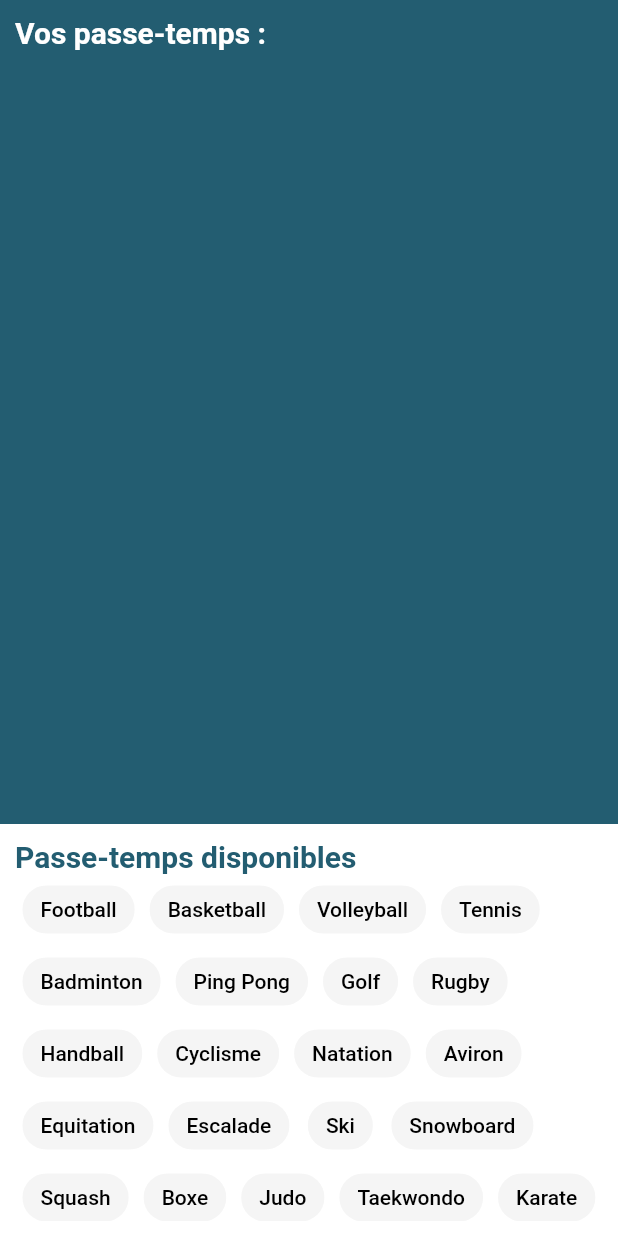
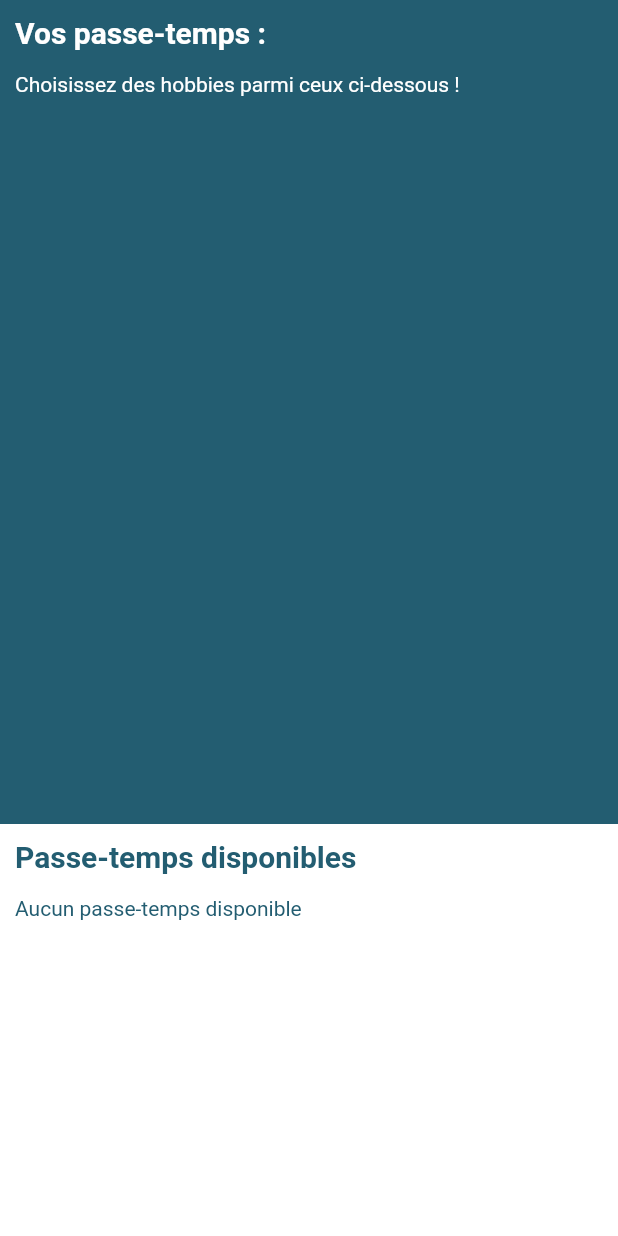
Before and after one commit to williamquach/choose_my_hobbies, a Flutter app: the screen it shows after launch, on a phone screen of 412 x 824 dp. Run offline on Flutter 3.47's test engine with Material 2 defaults, Android fonts, the phone set to English and light mode, and no system bars.

Commit message:
feat(hobbies): handle no hobbies and none selected cases

```diff
--- a/lib/footer.dart
+++ b/lib/footer.dart
@@ -2,12 +2,11 @@ import 'package:choose_my_hobbies/choice_item.dart';
 import 'package:flutter/material.dart';
 
 class Footer extends StatelessWidget {
-  List<String> availableHobbies;
   List<ChoiceItem> selectedHobbies = [];
 
   Footer({
     Key? key,
-    required this.availableHobbies,
+    required List<String> availableHobbies,
     required void Function(String chip) addToHobbies,
     required void Function(String chip) removeFromHobbies,
   }) : super(key: key) {
@@ -32,7 +31,9 @@ class Footer extends StatelessWidget {
           mainAxisAlignment: MainAxisAlignment.start,
           crossAxisAlignment: CrossAxisAlignment.start,
           children: [
-            const Text(
+            const Padding(
+              padding: EdgeInsets.only(bottom: 15.0),
+              child: Text(
                 'Passe-temps disponibles',
                 textAlign: TextAlign.start,
                 textDirection: TextDirection.ltr,
@@ -40,6 +41,7 @@ class Footer extends StatelessWidget {
                   color: Color.fromRGBO(35, 93, 113, 1),
                   fontSize: 20,
                   fontWeight: FontWeight.bold,
+                ),
               ),
             ),
             Expanded(
@@ -50,7 +52,19 @@ class Footer extends StatelessWidget {
                   child: Wrap(
                     runAlignment: WrapAlignment.start,
                     crossAxisAlignment: WrapCrossAlignment.start,
-                      children: selectedHobbies),
+                    children: selectedHobbies.isNotEmpty
+                        ? selectedHobbies
+                        : [
+                            const Text(
+                              'Aucun passe-temps disponible',
+                              textAlign: TextAlign.start,
+                              textDirection: TextDirection.ltr,
+                              style: TextStyle(
+                                color: Color.fromRGBO(35, 93, 113, 1),
+                              ),
+                            ),
+                          ],
+                  ),
                 ),
               ),
             )
--- a/lib/header.dart
+++ b/lib/header.dart
@@ -3,8 +3,19 @@ import 'package:flutter/material.dart';
 
 class Header extends StatelessWidget {
   final List<String> myHobbies;
+  List<ChoiceItem> selectedHobbies = [];
 
-  const Header({Key? key, required this.myHobbies}) : super(key: key);
+  Header({
+    Key? key,
+    required this.myHobbies,
+  }) : super(key: key) {
+    selectedHobbies = myHobbies
+        .map((e) => ChoiceItem(
+              label: e,
+              isClickable: false,
+            ))
+        .toList();
+  }
 
   @override
   Widget build(BuildContext context) {
@@ -12,12 +23,14 @@ class Header extends StatelessWidget {
       width: double.infinity,
       color: const Color.fromRGBO(35, 93, 113, 1),
       child: Padding(
-        padding: const EdgeInsets.all(10.0),
+        padding: const EdgeInsets.only(top: 10.0, left: 10.0, right: 10.0),
         child: Column(
           mainAxisAlignment: MainAxisAlignment.start,
           crossAxisAlignment: CrossAxisAlignment.start,
           children: [
-            const Text(
+            const Padding(
+              padding: EdgeInsets.only(bottom: 15.0),
+              child: Text(
                 'Vos passe-temps :',
                 textAlign: TextAlign.start,
                 textDirection: TextDirection.ltr,
@@ -25,6 +38,7 @@ class Header extends StatelessWidget {
                   color: Colors.white,
                   fontSize: 20,
                   fontWeight: FontWeight.bold,
+                ),
               ),
             ),
             Expanded(
@@ -35,12 +49,18 @@ class Header extends StatelessWidget {
                   child: Wrap(
                     runAlignment: WrapAlignment.start,
                     crossAxisAlignment: WrapCrossAlignment.start,
-                    children: myHobbies
-                        .map((e) => ChoiceItem(
-                              label: e,
-                              isClickable: false,
-                            ))
-                        .toList(),
+                    children: selectedHobbies.isNotEmpty
+                        ? selectedHobbies
+                        : [
+                            const Text(
+                              'Choisissez des hobbies parmi ceux ci-dessous !',
+                              textAlign: TextAlign.start,
+                              textDirection: TextDirection.ltr,
+                              style: TextStyle(
+                                color: Colors.white,
+                              ),
+                            ),
+                          ],
                   ),
                 ),
               ),
--- a/lib/main.dart
+++ b/lib/main.dart
@@ -25,93 +25,93 @@ class MyHomePage extends StatefulWidget {
   MyHomePage({Key? key}) : super(key: key);
 
   final List<String> availableHobbies = [
-    'Football',
-    'Basketball',
-    'Volleyball',
-    'Tennis',
-    'Badminton',
-    'Ping Pong',
-    'Golf',
-    'Rugby',
-    'Handball',
-    'Cyclisme',
-    'Natation',
-    'Aviron',
-    'Equitation',
-    'Escalade',
-    'Ski',
-    'Snowboard',
-    'Squash',
-    'Boxe',
-    'Judo',
-    'Taekwondo',
-    'Karate',
-    'Aikido',
-    'Yoga',
-    'Pilates',
-    'Danse',
-    'Cinéma',
-    'Théâtre',
-    'Musique',
-    'Lecture',
-    'Cuisine',
-    'Peinture',
-    'Photographie',
-    'Couture',
-    'Tricot',
-    'Bricolage',
-    'Jardinage',
-    'Décoration',
-    'Voyage',
-    'Camping',
-    'Pêche',
-    'Chasse',
-    'Poker',
-    'Billard',
-    'Jeux de société',
-    'Jeux vidéo',
-    'Informatique',
-    'Programmation',
-    'Robotique',
-    'Astronomie',
-    'Bricolage',
-    'Jardinage',
-    'Décoration',
-    'Voyage',
-    'Camping',
-    'Pêche',
-    'Chasse',
-    'Poker',
-    'Billard',
-    'Jeux de société',
-    'Jeux vidéo',
-    'Informatique',
-    'Programmation',
-    'Robotique',
-    'Astronomie',
-    'Bricolage',
-    'Jardinage',
-    'Décoration',
-    'Voyage',
-    'Camping',
-    'Pêche',
-    'Chasse',
-    'Poker',
-    'Billard',
-    'Jeux de société',
-    'Jeux vidéo',
-    'Informatique',
-    'Programmation',
-    'Robotique',
-    'Astronomie',
-    'Bricolage',
-    'Jardinage',
-    'Décoration',
-    'Voyage',
-    'Camping',
-    'Pêche',
-    'Chasse',
-    'Poker'
+    // 'Football',
+    // 'Basketball',
+    // 'Volleyball',
+    // 'Tennis',
+    // 'Badminton',
+    // 'Ping Pong',
+    // 'Golf',
+    // 'Rugby',
+    // 'Handball',
+    // 'Cyclisme',
+    // 'Natation',
+    // 'Aviron',
+    // 'Equitation',
+    // 'Escalade',
+    // 'Ski',
+    // 'Snowboard',
+    // 'Squash',
+    // 'Boxe',
+    // 'Judo',
+    // 'Taekwondo',
+    // 'Karate',
+    // 'Aikido',
+    // 'Yoga',
+    // 'Pilates',
+    // 'Danse',
+    // 'Cinéma',
+    // 'Théâtre',
+    // 'Musique',
+    // 'Lecture',
+    // 'Cuisine',
+    // 'Peinture',
+    // 'Photographie',
+    // 'Couture',
+    // 'Tricot',
+    // 'Bricolage',
+    // 'Jardinage',
+    // 'Décoration',
+    // 'Voyage',
+    // 'Camping',
+    // 'Pêche',
+    // 'Chasse',
+    // 'Poker',
+    // 'Billard',
+    // 'Jeux de société',
+    // 'Jeux vidéo',
+    // 'Informatique',
+    // 'Programmation',
+    // 'Robotique',
+    // 'Astronomie',
+    // 'Bricolage',
+    // 'Jardinage',
+    // 'Décoration',
+    // 'Voyage',
+    // 'Camping',
+    // 'Pêche',
+    // 'Chasse',
+    // 'Poker',
+    // 'Billard',
+    // 'Jeux de société',
+    // 'Jeux vidéo',
+    // 'Informatique',
+    // 'Programmation',
+    // 'Robotique',
+    // 'Astronomie',
+    // 'Bricolage',
+    // 'Jardinage',
+    // 'Décoration',
+    // 'Voyage',
+    // 'Camping',
+    // 'Pêche',
+    // 'Chasse',
+    // 'Poker',
+    // 'Billard',
+    // 'Jeux de société',
+    // 'Jeux vidéo',
+    // 'Informatique',
+    // 'Programmation',
+    // 'Robotique',
+    // 'Astronomie',
+    // 'Bricolage',
+    // 'Jardinage',
+    // 'Décoration',
+    // 'Voyage',
+    // 'Camping',
+    // 'Pêche',
+    // 'Chasse',
+    // 'Poker'
   ];
 
   @override
@@ -140,10 +140,11 @@ class _MyHomePageState extends State<MyHomePage> {
         child: LayoutBuilder(
           builder: (context, constraints) {
             final maxHeight = constraints.maxHeight;
+            final thirdOfHeight = maxHeight / 3;
             return Column(
               children: [
                 SizedBox(
-                  height: maxHeight / 3 * 2,
+                  height: thirdOfHeight * 2,
                   child: Header(myHobbies: selectedChips),
                 ),
                 Expanded(
```
Lines whose indentation alone changed are shown as unchanged.
